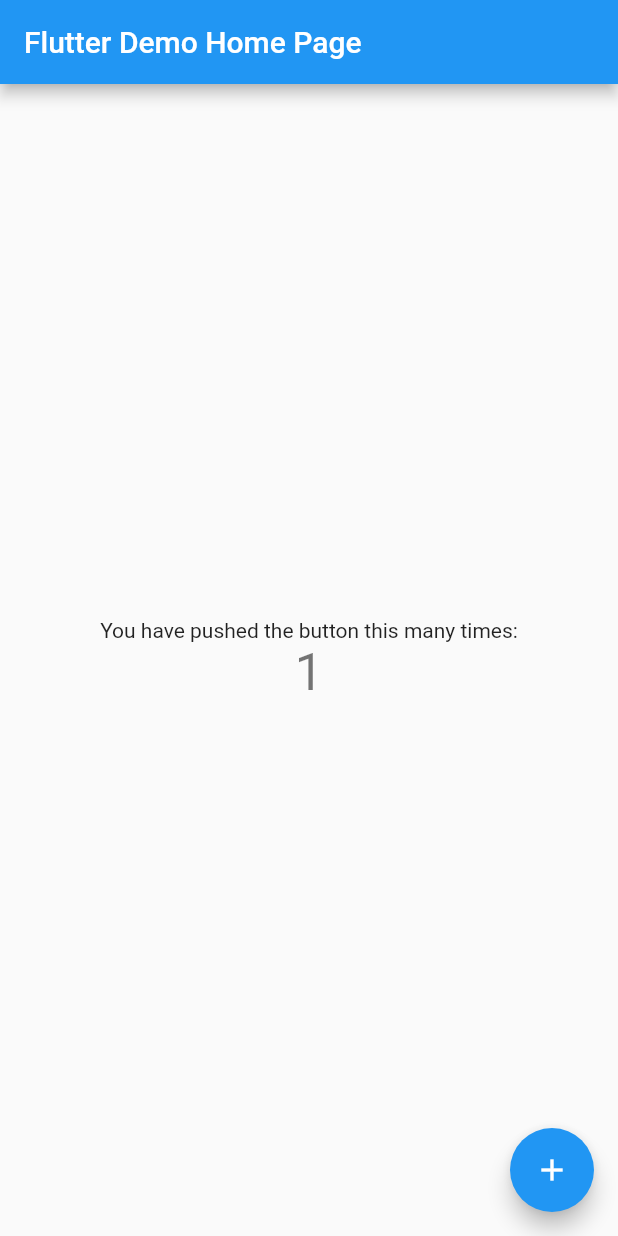
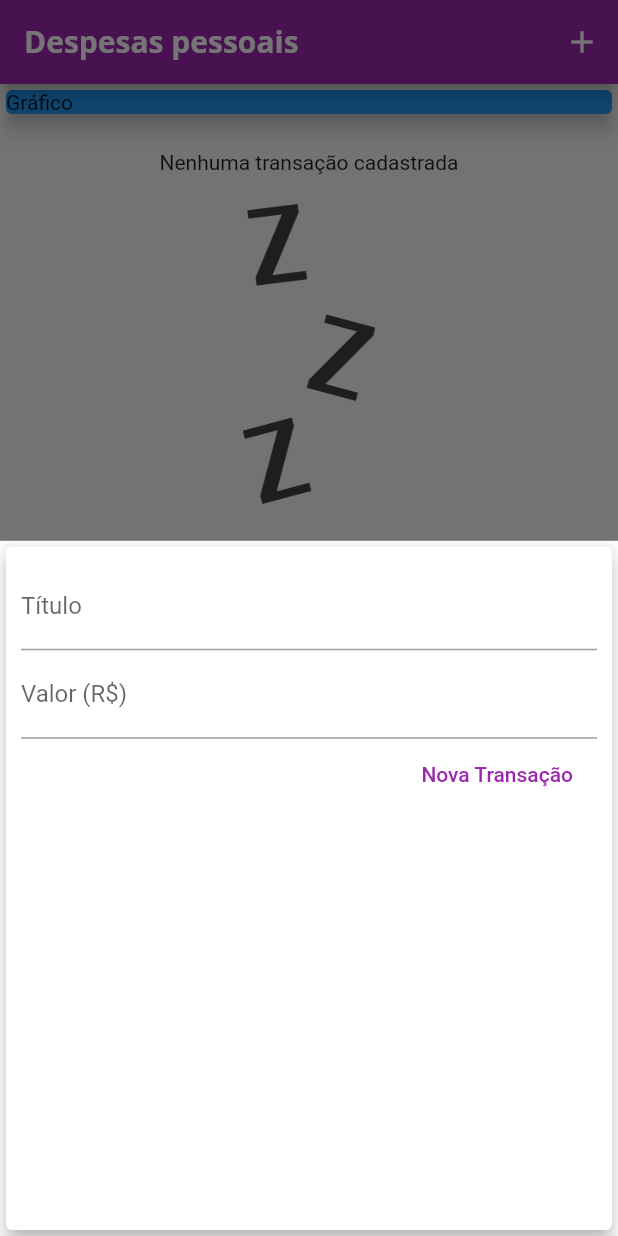
Before and after one commit to wanderaraujo/flutter-expenses-app, a Flutter app: the screen it shows after launch, after a tap on the "add" icon, on a phone screen of 412 x 824 dp. Run offline on Flutter 3.47's test engine with Material 2 defaults, Android fonts, the phone set to English and light mode, and no system bars.

Commit message:
Add transaction form and assets with image and fonts

```diff
--- /dev/null
+++ b/lib/components/transaction_form.dart
@@ -0,0 +1,63 @@
+import 'package:flutter/material.dart';
+
+class TransactionForm extends StatefulWidget {
+  final void Function(String, double) onSubmit;
+
+  TransactionForm(this.onSubmit);
+
+  @override
+  _TransactionFormState createState() => _TransactionFormState();
+}
+
+class _TransactionFormState extends State<TransactionForm> {
+  final titleController = TextEditingController();
+
+  final valueController = TextEditingController();
+
+  _submitForm() {
+    final title = titleController.text;
+    final value = double.tryParse(valueController.text) ?? 0.0;
+
+    if(title.isEmpty || value <= 0 )
+      return;
+
+    widget.onSubmit(title, value);
+  }
+
+  @override
+  Widget build(BuildContext context) {
+    return Card(
+      elevation: 5,
+      child: Padding(
+        padding: const EdgeInsets.all(10),
+        child: Column(
+          children: <Widget>[
+            TextField(
+              onSubmitted: (_) => _submitForm(),
+              controller: titleController,
+              decoration: InputDecoration(labelText: 'Título'),
+            ),
+            TextField(
+              controller: valueController,
+              keyboardType: TextInputType.numberWithOptions(decimal: true),
+              onSubmitted: (_) => _submitForm(),
+              decoration: InputDecoration(
+                labelText: 'Valor (R\$)',
+              ),
+            ),
+            Row(
+              mainAxisAlignment: MainAxisAlignment.end,
+              children: <Widget>[
+                FlatButton(
+                  child: Text('Nova Transação'),
+                  textColor: Colors.purple,
+                  onPressed: _submitForm,
+                ),
+              ],
+            )
+          ],
+        ),
+      ),
+    );
+  }
+}
--- /dev/null
+++ b/lib/components/trasaction_list.dart
@@ -0,0 +1,88 @@
+import 'package:intl/intl.dart';
+import 'package:flutter/material.dart';
+import 'package:expenses/models/transaction.dart';
+
+class TransactionList extends StatelessWidget {
+  final List<Transaction> transactions;
+
+  TransactionList(this.transactions);
+
+  @override
+  Widget build(BuildContext context) {
+    return Container(
+      height: 300,
+      child: transactions.isEmpty
+          ? Column(
+              children: <Widget>[
+                SizedBox(height: 20),
+                Text(
+                  'Nenhuma transação cadastrada',
+                  // style: Theme.of(context).primaryTextTheme,
+                ),
+                SizedBox(height: 20),
+                Container(
+                  height: 200,
+                  child: Image.asset(
+                    'assets/images/waiting.png',
+                    fit:BoxFit.cover
+                  ),
+                )
+              ],
+            )
+          : ListView.builder(
+              itemCount: transactions.length,
+              itemBuilder: (ctx, index) {
+                final tr = transactions[index];
+                return Card(
+                  child: Row(
+                    children: <Widget>[
+                      Container(
+                        margin: EdgeInsets.symmetric(
+                          horizontal: 15,
+                          vertical: 10,
+                        ),
+                        decoration: BoxDecoration(
+                            border: Border.all(
+                          // color: Colors.purple,
+                          color: Theme.of(context).primaryColor,
+                          width: 2,
+                        )),
+                        padding: EdgeInsets.all(10),
+                        child: Text(
+                          NumberFormat.currency(symbol: 'R\$', decimalDigits: 2)
+                              .format(tr.value),
+                          // 'R\$ ${tr.value.toStringAsFixed(2)}'
+                          style: TextStyle(
+                            fontWeight: FontWeight.bold,
+                            fontSize: 20,
+                            color: Theme.of(context).primaryColor,
+                            // color: Colors.purple,
+                          ),
+                        ),
+                      ),
+                      Column(
+                        crossAxisAlignment: CrossAxisAlignment.start,
+                        children: <Widget>[
+                          Text(
+                            tr.title,
+                            style: Theme.of(context).textTheme.headline6,
+                            // style: TextStyle(
+                            //   fontWeight: FontWeight.bold,
+                            //   fontSize: 16,
+                            // ),
+                          ),
+                          Text(
+                            // tr.date.toString(),
+                            DateFormat('d MMM y').format(tr.date),
+                            style: TextStyle(color: Colors.grey),
+                          ),
+                        ],
+                      )
+                    ],
+                  ),
+                );
+              },
+            ),
+    );
+  }
+}
--- a/lib/main.dart
+++ b/lib/main.dart
@@ -1,117 +1,122 @@
+import 'dart:math';
+
+import 'package:expenses/components/transaction_form.dart';
 import 'package:flutter/material.dart';
 
-void main() {
-  runApp(MyApp());
-}
+import 'components/trasaction_list.dart';
+import 'models/transaction.dart';
 
-class MyApp extends StatelessWidget {
-  // This widget is the root of your application.
+main() => runApp(ExpensesApp());
+
+class ExpensesApp extends StatelessWidget {
   @override
   Widget build(BuildContext context) {
     return MaterialApp(
-      title: 'Flutter Demo',
+      home: MyHomePage(),
       theme: ThemeData(
-        // This is the theme of your application.
-        //
-        // Try running your application with "flutter run". You'll see the
-        // application has a blue toolbar. Then, without quitting the app, try
-        // changing the primarySwatch below to Colors.green and then invoke
-        // "hot reload" (press "r" in the console where you ran "flutter run",
-        // or simply save your changes to "hot reload" in a Flutter IDE).
-        // Notice that the counter didn't reset back to zero; the application
-        // is not restarted.
-        primarySwatch: Colors.blue,
-        // This makes the visual density adapt to the platform that you run
-        // the app on. For desktop platforms, the controls will be smaller and
-        // closer together (more dense) than on mobile platforms.
-        visualDensity: VisualDensity.adaptivePlatformDensity,
+        primarySwatch: Colors.purple,
+        accentColor: Colors.amber,
+        fontFamily: 'Quicksand',
+        textTheme: ThemeData.light().textTheme.copyWith(
+          headline6: TextStyle(
+            fontFamily: 'OpenSans',
+            fontSize: 18,
+            fontWeight: FontWeight.bold
+          )
+        ),
+        appBarTheme: AppBarTheme(
+          textTheme: ThemeData.light().textTheme.copyWith(
+            headline6: TextStyle(
+              fontFamily: 'OpenSans',
+              fontSize: 20,
+              fontWeight: FontWeight.bold
+            )
+          )
+        )
       ),
-      home: MyHomePage(title: 'Flutter Demo Home Page'),
     );
   }
 }
 
 class MyHomePage extends StatefulWidget {
-  MyHomePage({Key key, this.title}) : super(key: key);
-
-  // This widget is the home page of your application. It is stateful, meaning
-  // that it has a State object (defined below) that contains fields that affect
-  // how it looks.
-
-  // This class is the configuration for the state. It holds the values (in this
-  // case the title) provided by the parent (in this case the App widget) and
-  // used by the build method of the State. Fields in a Widget subclass are
-  // always marked "final".
-
-  final String title;
-
   @override
   _MyHomePageState createState() => _MyHomePageState();
 }
 
 class _MyHomePageState extends State<MyHomePage> {
-  int _counter = 0;
+  final List<Transaction> _transactions = [
+    // Transaction(
+    //   id: "t1",
+    //   title: "Novo tênis de corrida",
+    //   value: 200.46,
+    //   date: DateTime.now(),
+    // ),
+    // Transaction(
+    //   id: "t2",
+    //   title: "Carderno 5 folhas",
+    //   value: 42.99,
+    //   date: DateTime.now(),
+    // ),
+  ];
 
-  void _incrementCounter() {
+  _openTransactionFormModal(BuildContext context) {
+    showModalBottomSheet(
+        context: context,
+        builder: (_) {
+          return TransactionForm(_addTransaction);
+        });
+  }
+
+  _addTransaction(String title, double value) {
+    final newTransaction = Transaction(
+        id: Random().nextDouble().toString(),
+        title: title,
+        value: value,
+        date: DateTime.now());
+
     setState(() {
-      // This call to setState tells the Flutter framework that something has
-      // changed in this State, which causes it to rerun the build method below
-      // so that the display can reflect the updated values. If we changed
-      // _counter without calling setState(), then the build method would not be
-      // called again, and so nothing would appear to happen.
-      _counter++;
+      _transactions.add(newTransaction);
     });
+
+    Navigator.of(context).pop();
   }
 
   @override
   Widget build(BuildContext context) {
-    // This method is rerun every time setState is called, for instance as done
-    // by the _incrementCounter method above.
-    //
-    // The Flutter framework has been optimized to make rerunning build methods
-    // fast, so that you can just rebuild anything that needs updating rather
-    // than having to individually change instances of widgets.
     return Scaffold(
       appBar: AppBar(
-        // Here we take the value from the MyHomePage object that was created by
-        // the App.build method, and use it to set our appbar title.
-        title: Text(widget.title),
+        title: Text(
+          'Despesas pessoais',
+        ),
+        actions: <Widget>[
+          IconButton(
+            icon: Icon(Icons.add),
+            onPressed: () => _openTransactionFormModal(context),
+          )
+        ],
       ),
-      body: Center(
-        // Center is a layout widget. It takes a single child and positions it
-        // in the middle of the parent.
+      body: SingleChildScrollView(
         child: Column(
-          // Column is also a layout widget. It takes a list of children and
-          // arranges them vertically. By default, it sizes itself to fit its
-          // children horizontally, and tries to be as tall as its parent.
-          //
-          // Invoke "debug painting" (press "p" in the console, choose the
-          // "Toggle Debug Paint" action from the Flutter Inspector in Android
-          // Studio, or the "Toggle Debug Paint" command in Visual Studio Code)
-          // to see the wireframe for each widget.
-          //
-          // Column has various properties to control how it sizes itself and
-          // how it positions its children. Here we use mainAxisAlignment to
-          // center the children vertically; the main axis here is the vertical
-          // axis because Columns are vertical (the cross axis would be
-          // horizontal).
-          mainAxisAlignment: MainAxisAlignment.center,
+          crossAxisAlignment: CrossAxisAlignment.stretch,
           children: <Widget>[
-            Text(
-              'You have pushed the button this many times:',
+            Container(
+              child: Card(
+                color: Colors.blue,
+                child: Text('Gráfico'),
+                elevation: 5,
+              ),
             ),
-            Text(
-              '$_counter',
-              style: Theme.of(context).textTheme.headline4,
-            ),
+            TransactionList(_transactions),
           ],
         ),
       ),
       floatingActionButton: FloatingActionButton(
-        onPressed: _incrementCounter,
-        tooltip: 'Increment',
-        child: Icon(Icons.add),
-      ), // This trailing comma makes auto-formatting nicer for build methods.
+        child: IconButton(
+          icon: Icon(Icons.add),
+          onPressed: () => _openTransactionFormModal(context),
+        ),
+      ),
+      floatingActionButtonLocation: FloatingActionButtonLocation.centerFloat,
     );
   }
 }
--- /dev/null
+++ b/lib/models/transaction.dart
@@ -0,0 +1,16 @@
+import 'package:flutter/foundation.dart';
+
+class Transaction {
+  final String id;
+  final String title;
+  final double value;
+  final DateTime date;
+
+  Transaction ({
+    @required this.id,
+    @required this.title,
+    @required this.value,
+    @required this.date,
+  });
+
+}
```
Also changed, not shown: pubspec.yaml (+14 -14 lines), assets/fonts/OpenSans-Bold.ttf (added), assets/fonts/OpenSans-Regular.ttf (added), assets/fonts/Quicksand-Bold.ttf (added), assets/fonts/Quicksand-Light.ttf (added), assets/fonts/Quicksand-Medium.ttf (added), assets/fonts/Quicksand-Regular.ttf (added), assets/images/waiting.png (added), pubspec.lock, 1 other file.
